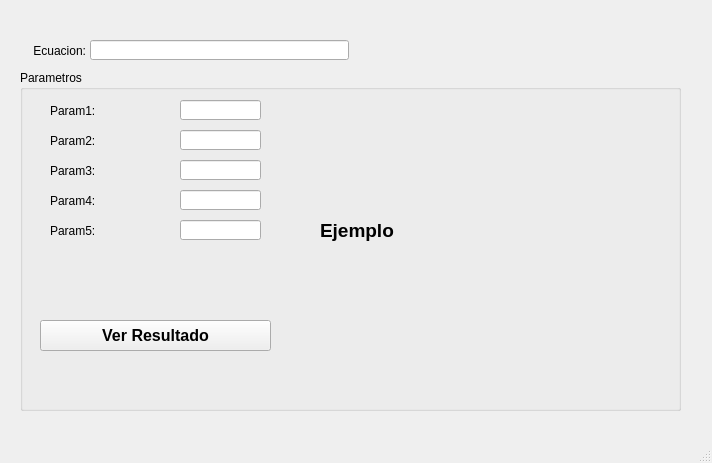
The window that ProyectoMetodosNumericos/Ventanas/Input.ui (jimmybanegas/ProyectoMetodosNumericos) describes before a commit, drawn with Qt 5.
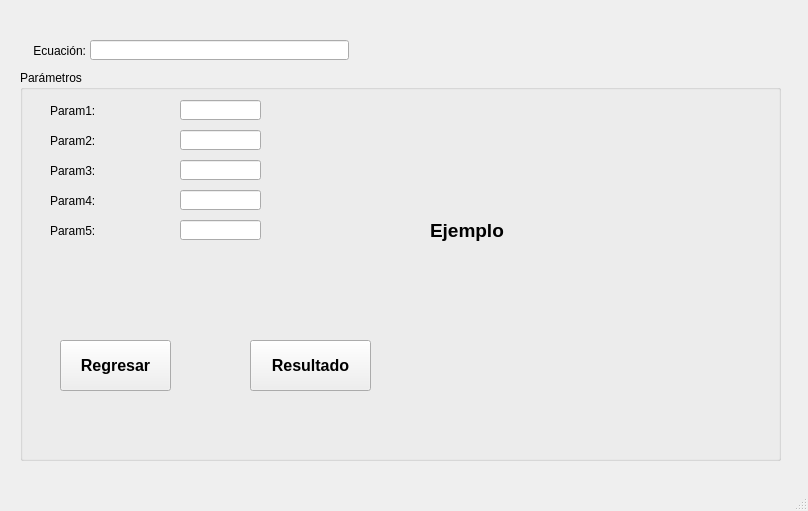
The same window after the commit. Icons and pictures are not drawn.

```diff
--- a/ProyectoMetodosNumericos/Ventanas/Input.ui
+++ b/ProyectoMetodosNumericos/Ventanas/Input.ui
@@ -6,8 +6,8 @@
    <rect>
     <x>0</x>
     <y>0</y>
-    <width>712</width>
-    <height>463</height>
+    <width>808</width>
+    <height>511</height>
    </rect>
   </property>
   <property name="windowTitle">
@@ -34,7 +34,7 @@
      </rect>
     </property>
     <property name="text">
-     <string>Ecuacion:</string>
+     <string>Ecuación:</string>
     </property>
     <property name="alignment">
      <set>Qt::AlignRight|Qt::AlignTrailing|Qt::AlignVCenter</set>
@@ -45,12 +45,12 @@
      <rect>
       <x>20</x>
       <y>70</y>
-      <width>661</width>
-      <height>341</height>
+      <width>761</width>
+      <height>391</height>
      </rect>
     </property>
     <property name="title">
-     <string>Parametros</string>
+     <string>Parámetros</string>
     </property>
     <widget class="QLineEdit" name="leParam4">
      <property name="geometry">
@@ -170,10 +170,10 @@
     <widget class="QPushButton" name="pbCalculate">
      <property name="geometry">
       <rect>
-       <x>20</x>
-       <y>250</y>
-       <width>231</width>
-       <height>31</height>
+       <x>230</x>
+       <y>270</y>
+       <width>121</width>
+       <height>51</height>
       </rect>
      </property>
      <property name="font">
@@ -184,13 +184,17 @@
       </font>
      </property>
      <property name="text">
-      <string>Ver Resultado</string>
+      <string>Resultado</string>
+     </property>
+     <property name="icon">
+      <iconset resource="imagenes/imagenes.qrc">
+       <normaloff>:/excel.png</normaloff>:/excel.png</iconset>
      </property>
     </widget>
     <widget class="QLabel" name="lbEjemplo">
      <property name="geometry">
       <rect>
-       <x>300</x>
+       <x>410</x>
        <y>10</y>
        <width>321</width>
        <height>301</height>
@@ -207,6 +211,30 @@
       <string>Ejemplo</string>
      </property>
     </widget>
+    <widget class="QPushButton" name="pbRegresar">
+     <property name="geometry">
+      <rect>
+       <x>40</x>
+       <y>270</y>
+       <width>111</width>
+       <height>51</height>
+      </rect>
+     </property>
+     <property name="font">
+      <font>
+       <pointsize>12</pointsize>
+       <weight>75</weight>
+       <bold>true</bold>
+      </font>
+     </property>
+     <property name="text">
+      <string>Regresar</string>
+     </property>
+     <property name="icon">
+      <iconset resource="imagenes/imagenes.qrc">
+       <normaloff>:/view-refresh.png</normaloff>:/view-refresh.png</iconset>
+     </property>
+    </widget>
    </widget>
   </widget>
   <widget class="QMenuBar" name="menubar">
```
Left out of the diff: 14 changed lines with no effect on the pictures.
